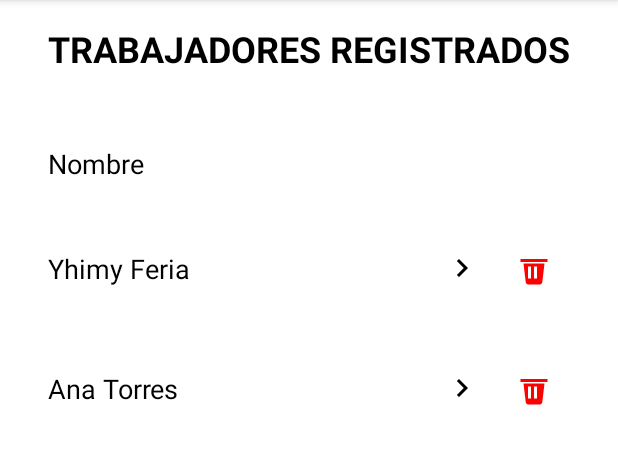
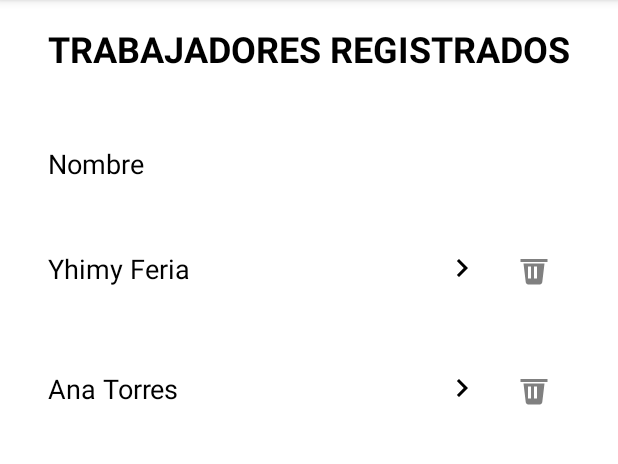
Before and after one commit to sourcecodedev/WorkTrace, an Android app: the TrabajadoresActivity screen opened directly, with no data from a screen before it, on a phone screen of 412 x 824 dp, the part 84-548 px from its top. Run offline under Robolectric (Android 15) with nearby library versions, the phone set to English and light mode, and no system bars; 1 statement that could not run was skipped.

Commit message:
se cambio de color al icono de eliminar trabajador de rojo a gris

```diff
--- a/app/src/main/res/drawable/ic_delete.xml
+++ b/app/src/main/res/drawable/ic_delete.xml
@@ -4,6 +4,6 @@
     android:viewportWidth="24"
     android:viewportHeight="24">
     <path
-        android:fillColor="#FF0000"
+        android:fillColor="#808080"
         android:pathData="M3,6h18v2H3V6zm2,3h14l-1.5,12.5c-0.1,0.8-0.8,1.5-1.6,1.5H8.1c-0.8,0-1.5-0.7-1.6-1.5L5,9zm3,2v8h2v-8H8zm4,0v8h2v-8h-2z"/>
 </vector>
```
